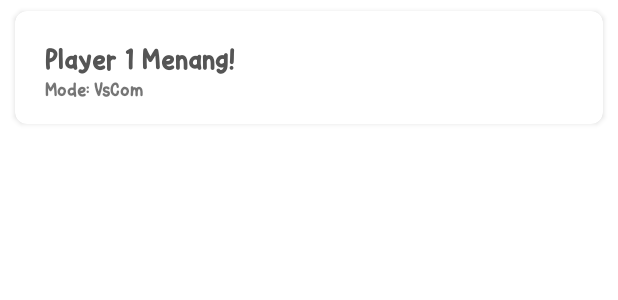
After one commit to Gizogazarm/chapter6SuitGame, an Android app: the layout history.xml on its own in the app's theme, with its tools: preview values and no code run, on a phone screen of 412 x 824 dp. The commit adds this screen. Shown: the top 300 px of the screen. Run offline under Robolectric (Android 15) with nearby library versions, the phone set to English and light mode, and no system bars.

Commit message:
commit menambahkan history

```diff
--- a/app/build.gradle
+++ b/app/build.gradle
@@ -2,6 +2,7 @@ plugins {
     id 'com.android.application'
     id 'org.jetbrains.kotlin.android'
     id 'kotlin-kapt'
+    id 'kotlin-android'
 }
 
 android {
@@ -57,4 +58,5 @@ dependencies {
     annotationProcessor("androidx.room:room-compiler:2.5.1")
     kapt("androidx.room:room-compiler:2.5.1")
     implementation("androidx.recyclerview:recyclerview:1.3.0")
+    implementation("androidx.cardview:cardview:1.0.0")
 }
--- a/app/src/main/AndroidManifest.xml
+++ b/app/src/main/AndroidManifest.xml
@@ -13,6 +13,9 @@
         android:supportsRtl="true"
         android:theme="@style/Theme.ChallengeCH5"
         tools:targetApi="31">
+        <activity
+            android:name=".HistoryActivity"
+            android:exported="false" />
         <activity
             android:name=".ThemeActivity"
             android:exported="false">
--- a/app/src/main/java/id/rich/challengech5/GameHistory.kt
+++ b/app/src/main/java/id/rich/challengech5/GameHistory.kt
@@ -16,4 +16,4 @@ class GameHistory (
     * 1 -> lose
     * 2 -> win
     * */
-)
+    )
--- a/app/src/main/java/id/rich/challengech5/ProfileActivity.kt
+++ b/app/src/main/java/id/rich/challengech5/ProfileActivity.kt
@@ -27,6 +27,7 @@ class ProfileActivity : AppCompatActivity() {
             startActivity(Intent(this, ThemeActivity::class.java))
         }
         binding.btnGameHistory.setOnClickListener {
+            startActivity(Intent(this, HistoryActivity::class.java))
 
         }
         binding.btnLogOut.setOnClickListener {
--- /dev/null
+++ b/app/src/main/res/layout/history.xml
@@ -0,0 +1,58 @@
+<?xml version="1.0" encoding="utf-8"?>
+<LinearLayout xmlns:android="http://schemas.android.com/apk/res/android"
+    xmlns:app="http://schemas.android.com/apk/res-auto"
+    android:orientation="vertical"
+    android:layout_width="match_parent"
+    android:layout_height="wrap_content"
+    android:id="@+id/ly_history">
+
+    <androidx.cardview.widget.CardView
+        android:layout_width="match_parent"
+        android:layout_height="match_parent"
+        android:layout_marginStart="10dp"
+        android:layout_marginTop="7dp"
+        android:layout_marginEnd="10dp"
+        android:layout_marginBottom="7dp"
+        android:outlineAmbientShadowColor="@color/gray"
+        android:outlineSpotShadowColor="@color/gray"
+        app:cardCornerRadius="8dp">
+
+        <LinearLayout
+            android:layout_width="match_parent"
+            android:layout_height="match_parent"
+            android:orientation="horizontal">
+
+            <LinearLayout
+                android:layout_width="wrap_content"
+                android:layout_height="match_parent"
+                android:orientation="vertical">
+
+                <TextView
+                    android:id="@+id/tv_content_msg"
+                    android:layout_width="match_parent"
+                    android:layout_height="wrap_content"
+                    android:layout_marginStart="20dp"
+                    android:layout_marginTop="20dp"
+                    android:layout_marginEnd="20dp"
+                    android:fontFamily="@font/oneoftheguys"
+                    android:text="Player 1 Menang!"
+                    android:textColor="@color/gray"
+                    android:textSize="18sp" />
+
+                <TextView
+                    android:id="@+id/tv_content_mode"
+                    android:layout_width="match_parent"
+                    android:layout_height="wrap_content"
+                    android:layout_marginStart="20dp"
+                    android:layout_marginEnd="20dp"
+                    android:layout_marginBottom="15dp"
+                    android:fontFamily="@font/oneoftheguys"
+                    android:text="Mode: VsCom"
+                    android:textSize="12sp" />
+            </LinearLayout>
+
+        </LinearLayout>
+
+    </androidx.cardview.widget.CardView>
+
+</LinearLayout>
--- a/app/src/main/res/values/colors.xml
+++ b/app/src/main/res/values/colors.xml
@@ -11,4 +11,5 @@
     <color name="grayblue">#85AED6</color>
     <color name="red">#FF1100</color>
     <color name="orange">#FF9800</color>
+    <color name="gray">#555555</color>
 </resources>
--- a/app/src/main/res/values/strings.xml
+++ b/app/src/main/res/values/strings.xml
@@ -2,4 +2,8 @@
     <string name="app_name">ChallengeCH5</string>
     <!-- TODO: Remove or change this placeholder text -->
     <string name="hello_blank_fragment">Hello blank fragment</string>
+    <string name="slider_1" />
+    <string name="slider_2" />
+    <string name="slider_3" />
+    <string name="history_suit">History Suit</string>
 </resources>
```
Also changed, not shown: app/src/main/java/id/rich/challengech5/UserDao.kt (+11 -0 lines), app/src/main/res/layout/activity_history.xml (added, +31 -0 lines).
